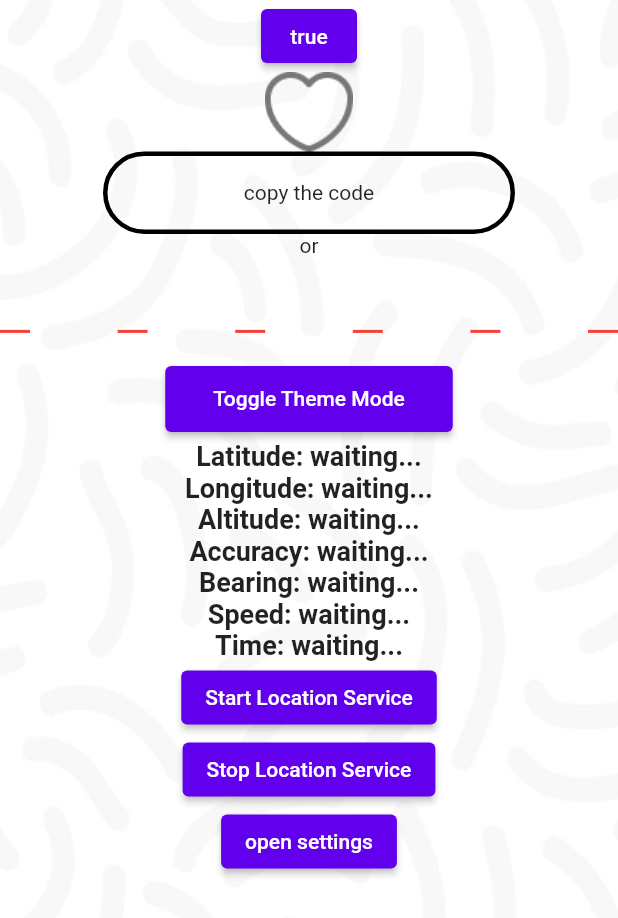
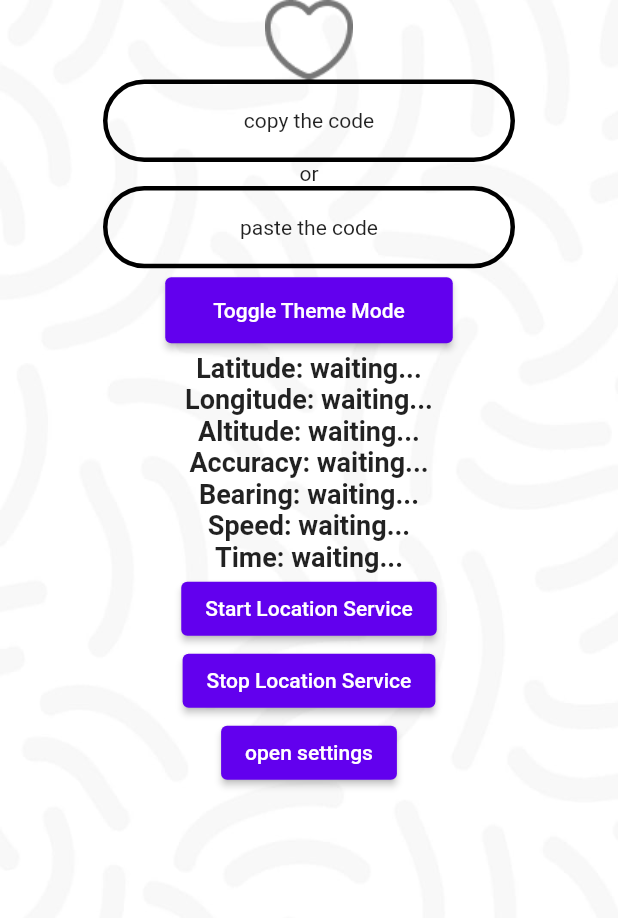
Before and after one commit to lolmaxlevel/compass_app, a Flutter app: the screen it shows after launch, on a phone screen of 412 x 824 dp. Shown: the top 918 px of the screen. Run offline on Flutter 3.47's test engine with Material 2 defaults, Android fonts, the phone set to English and light mode, and no system bars; drawn by our look-alikes of pin_code_fields; our stand-ins replace adaptive_theme, shared_preferences; missing offline and left inert: background_location.

Commit message:
copy pasted code 4 life

```diff
--- a/lib/pages/main_screen.dart
+++ b/lib/pages/main_screen.dart
@@ -1,13 +1,10 @@
-import 'dart:math';
-
 import 'package:adaptive_theme/adaptive_theme.dart';
 import 'package:background_location/background_location.dart';
 import 'package:compass_app/web_socket_worker.dart';
 import 'package:compass_app/widgets/first_code.dart';
+import 'package:compass_app/widgets/paste_code_widget.dart';
 import 'package:flutter/foundation.dart';
 import 'package:flutter/material.dart';
-import 'package:flutter/services.dart';
-import 'package:pin_code_fields/pin_code_fields.dart';
 import 'package:shared_preferences/shared_preferences.dart';
 import 'package:compass_app/pages/settings.dart';
 import '../models/server_io.dart';
@@ -26,13 +23,11 @@ class MainScreen extends StatefulWidget {
 }
 
 class _MainScreenState extends State<MainScreen> {
-  Widget _animatedButton = Text("copy the code");
-  String _buttonText = "Нажми меня";
+  Widget _animatedButton = const Text("copy the code");
   bool _buttonPressed = false;
+  Widget _animatedButton2 = const Text("paste the code");
+  bool _button2Pressed = false;
   bool flag = true;
-  final TextEditingController _controller2 = TextEditingController();
-  final TextEditingController _controller = TextEditingController();
-  int id = 0;
   dynamic ws;
   String host = "";
   final Future<SharedPreferences> _prefs = SharedPreferences.getInstance();
@@ -48,10 +43,19 @@ class _MainScreenState extends State<MainScreen> {
     setState(() {
       _buttonPressed = !_buttonPressed;
       if (_buttonPressed) {
-        // генерируем случайное 6-значное число
         _animatedButton = const FirsCode();
       } else {
-        _animatedButton = const Text("aboba");
+        _animatedButton = const Text("copy the code");
+      }
+    });
+  }
+  void _onButton2Pressed() {
+    setState(() {
+      _button2Pressed = !_button2Pressed;
+      if (_button2Pressed) {
+        _animatedButton2 = const PasteCode();
+      } else {
+        _animatedButton2 = const Text("paste the code");
       }
     });
   }
@@ -60,12 +64,6 @@ class _MainScreenState extends State<MainScreen> {
   void initState() {
     _prefs.then((SharedPreferences prefs) {
       host = prefs.getString('host') ?? "";
-      id = prefs.getInt('id') ?? 0;
-      if (id == 0){
-        id = UniqueKey().hashCode % 1000000;
-      }
-      prefs.setInt('id', id);
-      _controller.text = id.toString();
     });
     super.initState();
   }
@@ -89,10 +87,10 @@ class _MainScreenState extends State<MainScreen> {
             ),
             Scaffold(
               backgroundColor: Colors.transparent,
-              body: Center(
+              body: SafeArea(
+                child: Center(
                   child: Column(
                     children: [
-                    ElevatedButton(onPressed: flagInvert, child: Text(flag.toString())),
                       Image.asset(flag?'assets/heart.png':'assets/heart2.png'),
                       GestureDetector(
                         onTap: _onButtonPressed,
@@ -100,7 +98,7 @@ class _MainScreenState extends State<MainScreen> {
                           width: MediaQuery.of(context).size.width * 4/6,
                           height: MediaQuery.of(context).size.height * 1/15,
                           decoration: BoxDecoration(
-                          // color: Colors.transparent,
+                            color: Colors.transparent,
                             shape: BoxShape.rectangle,
                             border: Border.all(
                               width: 3,
@@ -116,30 +114,27 @@ class _MainScreenState extends State<MainScreen> {
                         ),
                       ),
                       const Text('or'),
-                    PinCodeTextField(
-                        appContext: context,
-                        length: 6,
-                        useHapticFeedback: true,
-                        hapticFeedbackTypes: HapticFeedbackTypes.light,
-                        controller: _controller2,
-                        pinTheme: PinTheme(
-                            fieldWidth: 20,
-                            shape: PinCodeFieldShape.underline,
-                            activeColor: Colors.amberAccent
+                      GestureDetector(
+                        onTap: _onButton2Pressed,
+                        child: Container(
+                          width: MediaQuery.of(context).size.width * 4/6,
+                          height: MediaQuery.of(context).size.height * 1/15,
+                          decoration: BoxDecoration(
+                            color: Colors.transparent,
+                            shape: BoxShape.rectangle,
+                            border: Border.all(
+                              width: 3,
                             ),
-                        inputFormatters: [
-                          FilteringTextInputFormatter.allow(RegExp("[0-9]")),
-                        ],
-                        keyboardType: TextInputType.number,
-                        animationType: AnimationType.scale,
-                        autoDismissKeyboard: true,
-                        cursorColor: Colors.black,
-                        onTap: () {
-                          _controller2.text='112311';
-                        },
-                        onChanged: (text) {
-                          print(text);
-                        }),
+                            borderRadius: BorderRadius.circular(50),
+                          ),
+                          child: Center(
+                            child: AnimatedSwitcher(
+                              duration: const Duration(seconds: 1),
+                              child: _animatedButton2,
+                            ),
+                          ),
+                        ),
+                      ),
                       ElevatedButton(
                         onPressed: () => toggleTheme(),
                         style: ElevatedButton.styleFrom(
@@ -172,6 +167,7 @@ class _MainScreenState extends State<MainScreen> {
                         );
                       }, child: Text('open settings')),
                     ],
+                  ),
                 ),
               ),
             ),
--- a/lib/widgets/first_code.dart
+++ b/lib/widgets/first_code.dart
@@ -41,7 +41,6 @@ class _FirsCodeState extends State<FirsCode> {
         pinTheme: PinTheme(
           fieldHeight: 45,
           fieldWidth: 20,
-          shape: PinCodeFieldShape.underline,
         ),
         inputFormatters: [
           FilteringTextInputFormatter.allow(RegExp("[0-9]")),
```
Also changed, not shown: lib/widgets/paste_code_widget.dart (added, +61 -0 lines). Lines whose indentation alone changed are shown as unchanged.
